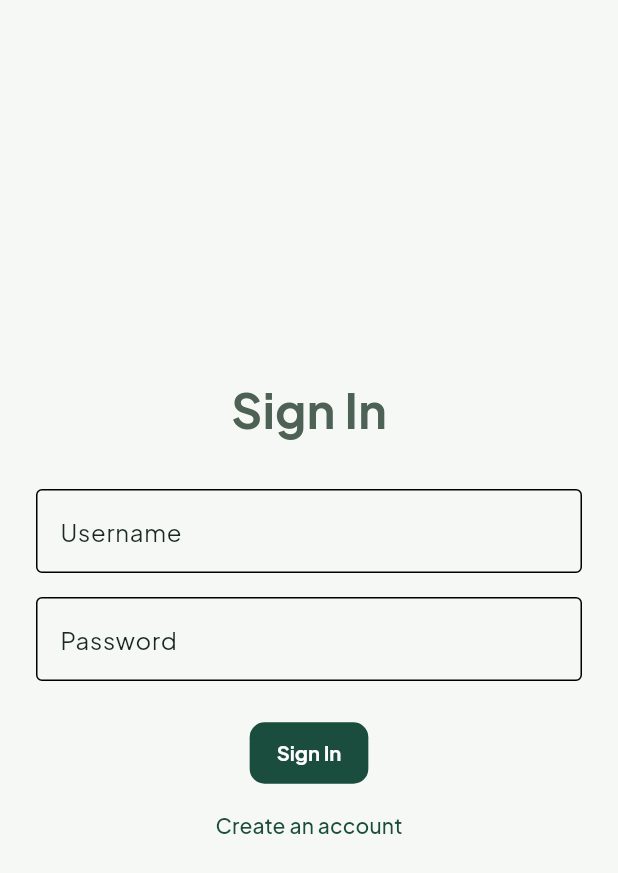
After one commit to amritanshushaw-cpu/KrishiMitra, a Flutter app: the screen it shows after launch, after a tap on "Sign In", on a phone screen of 412 x 824 dp. The commit adds this screen. Shown: the top 873 px of the screen. Run offline on Flutter 3.47's test engine with Material 3 defaults, Android fonts, the phone set to English and light mode, and no system bars; our stand-ins replace flutter_blue_plus, flutter_tts, google_fonts, shared_preferences, sqflite_sqlcipher; missing offline and left inert: tflite_flutter; accounts and stored records are empty.

Commit message:
feat: implement Secure SQLCipher DB and Auth Screen

```diff
--- a/lib/main.dart
+++ b/lib/main.dart
@@ -2,10 +2,12 @@ import 'package:flutter/material.dart';
 import 'package:flutter/services.dart';
 import 'package:flutter_localizations/flutter_localizations.dart';
 import 'package:provider/provider.dart';
+import 'package:shared_preferences/shared_preferences.dart';
 import 'core/theme/app_theme.dart';
 import 'services/voice_tts_service.dart';
 import 'state/farm_provider.dart';
 import 'ui/screens/main_shell_screen.dart';
+import 'ui/screens/auth_screen.dart';
 
 void main() {
   WidgetsFlutterBinding.ensureInitialized();
@@ -54,10 +56,35 @@ class SmartFarmEdgeApp extends StatelessWidget {
               Locale('bn', 'IN'),
               Locale('hi', 'IN'),
             ],
-            home: const MainShellScreen(),
+            home: const AuthGuard(),
           );
         },
       ),
     );
   }
 }
+
+class AuthGuard extends StatelessWidget {
+  const AuthGuard({Key? key}) : super(key: key);
+
+  Future<bool> _checkAuth() async {
+    final prefs = await SharedPreferences.getInstance();
+    return prefs.getBool('isLoggedIn') ?? false;
+  }
+
+  @override
+  Widget build(BuildContext context) {
+    return FutureBuilder<bool>(
+      future: _checkAuth(),
+      builder: (context, snapshot) {
+        if (snapshot.connectionState == ConnectionState.waiting) {
+          return const Scaffold(body: Center(child: CircularProgressIndicator()));
+        }
+        if (snapshot.data == true) {
+          return const MainShellScreen();
+        }
+        return const AuthScreen();
+      },
+    );
+  }
+}
--- /dev/null
+++ b/lib/services/secure_db_service.dart
@@ -0,0 +1,82 @@
+import 'dart:io';
+import 'package:path/path.dart';
+import 'package:sqflite_sqlcipher/sqflite.dart';
+import 'package:path_provider/path_provider.dart';
+
+class SecureDatabaseService {
+  static const _databaseName = "KrishiMitraSecure.db";
+  static const _databaseVersion = 1;
+  static const _encryptionKey = "KRISHIMITRA_HACKATHON_SECURE_KEY";
+
+  static const tableAuth = 'auth_users';
+  static const tableLogs = 'farm_logs';
+
+  SecureDatabaseService._privateConstructor();
+  static final SecureDatabaseService instance = SecureDatabaseService._privateConstructor();
+
+  static Database? _database;
+
+  Future<Database> get database async {
+    if (_database != null) return _database!;
+    _database = await _initDatabase();
+    return _database!;
+  }
+
+  _initDatabase() async {
+    Directory documentsDirectory = await getApplicationDocumentsDirectory();
+    String path = join(documentsDirectory.path, _databaseName);
+
+    return await openDatabase(
+      path,
+      version: _databaseVersion,
+      password: _encryptionKey,
+      onCreate: _onCreate,
+    );
+  }
+
+  Future _onCreate(Database db, int version) async {
+    await db.execute('''
+      CREATE TABLE $tableAuth (
+        id INTEGER PRIMARY KEY AUTOINCREMENT,
+        username TEXT NOT NULL UNIQUE,
+        password TEXT NOT NULL
+      )
+    ''');
+
+    await db.execute('''
+      CREATE TABLE $tableLogs (
+        id INTEGER PRIMARY KEY AUTOINCREMENT,
+        timestamp TEXT NOT NULL,
+        temperature REAL,
+        humidity REAL,
+        rain_detected INTEGER,
+        pump_status TEXT,
+        ai_diagnosis TEXT,
+        advisory_output TEXT
+      )
+    ''');
+  }
+
+  Future<bool> registerUser(String username, String password) async {
+    Database db = await instance.database;
+    try {
+      await db.insert(tableAuth, {'username': username, 'password': password});
+      return true;
+    } catch (e) {
+      return false;
+    }
+  }
+
+  Future<bool> loginUser(String username, String password) async {
+    Database db = await instance.database;
+    List<Map> result = await db.query(tableAuth,
+        where: 'username = ? AND password = ?',
+        whereArgs: [username, password]);
+    return result.isNotEmpty;
+  }
+
+  Future<void> logFarmEvent(Map<String, dynamic> data) async {
+    Database db = await instance.database;
+    await db.insert(tableLogs, data);
+  }
+}
--- /dev/null
+++ b/lib/ui/screens/auth_screen.dart
@@ -0,0 +1,80 @@
+import 'package:flutter/material.dart';
+import '../../services/secure_db_service.dart';
+import 'main_shell_screen.dart';
+import 'package:shared_preferences/shared_preferences.dart';
+
+class AuthScreen extends StatefulWidget {
+  const AuthScreen({Key? key}) : super(key: key);
+
+  @override
+  _AuthScreenState createState() => _AuthScreenState();
+}
+
+class _AuthScreenState extends State<AuthScreen> {
+  final _usernameController = TextEditingController();
+  final _passwordController = TextEditingController();
+  bool isLogin = true;
+
+  void _submit() async {
+    String user = _usernameController.text.trim();
+    String pass = _passwordController.text.trim();
+
+    if (user.isEmpty || pass.isEmpty) return;
+
+    if (isLogin) {
+      bool success = await SecureDatabaseService.instance.loginUser(user, pass);
+      if (success) {
+        SharedPreferences prefs = await SharedPreferences.getInstance();
+        await prefs.setBool('isLoggedIn', true);
+        Navigator.pushReplacement(context, MaterialPageRoute(builder: (_) => const MainShellScreen()));
+      } else {
+        ScaffoldMessenger.of(context).showSnackBar(const SnackBar(content: Text('Invalid credentials')));
+      }
+    } else {
+      bool success = await SecureDatabaseService.instance.registerUser(user, pass);
+      if (success) {
+        ScaffoldMessenger.of(context).showSnackBar(const SnackBar(content: Text('Registered! Please Sign In.')));
+        setState(() => isLogin = true);
+      } else {
+        ScaffoldMessenger.of(context).showSnackBar(const SnackBar(content: Text('Username already exists')));
+      }
+    }
+  }
+
+  @override
+  Widget build(BuildContext context) {
+    return Scaffold(
+      body: SafeArea(
+        child: Padding(
+          padding: const EdgeInsets.all(24.0),
+          child: Column(
+            mainAxisAlignment: MainAxisAlignment.center,
+            children: [
+              Text(isLogin ? 'Sign In' : 'Sign Up', style: const TextStyle(fontSize: 32, fontWeight: FontWeight.bold)),
+              const SizedBox(height: 30),
+              TextField(
+                controller: _usernameController,
+                decoration: const InputDecoration(labelText: 'Username', border: OutlineInputBorder()),
+              ),
+              const SizedBox(height: 16),
+              TextField(
+                controller: _passwordController,
+                obscureText: true,
+                decoration: const InputDecoration(labelText: 'Password', border: OutlineInputBorder()),
+              ),
+              const SizedBox(height: 24),
+              ElevatedButton(
+                onPressed: _submit,
+                child: Text(isLogin ? 'Sign In' : 'Sign Up'),
+              ),
+              TextButton(
+                onPressed: () => setState(() => isLogin = !isLogin),
+                child: Text(isLogin ? 'Create an account' : 'Already have an account? Sign in'),
+              )
+            ],
+          ),
+        ),
+      ),
+    );
+  }
+}
```
